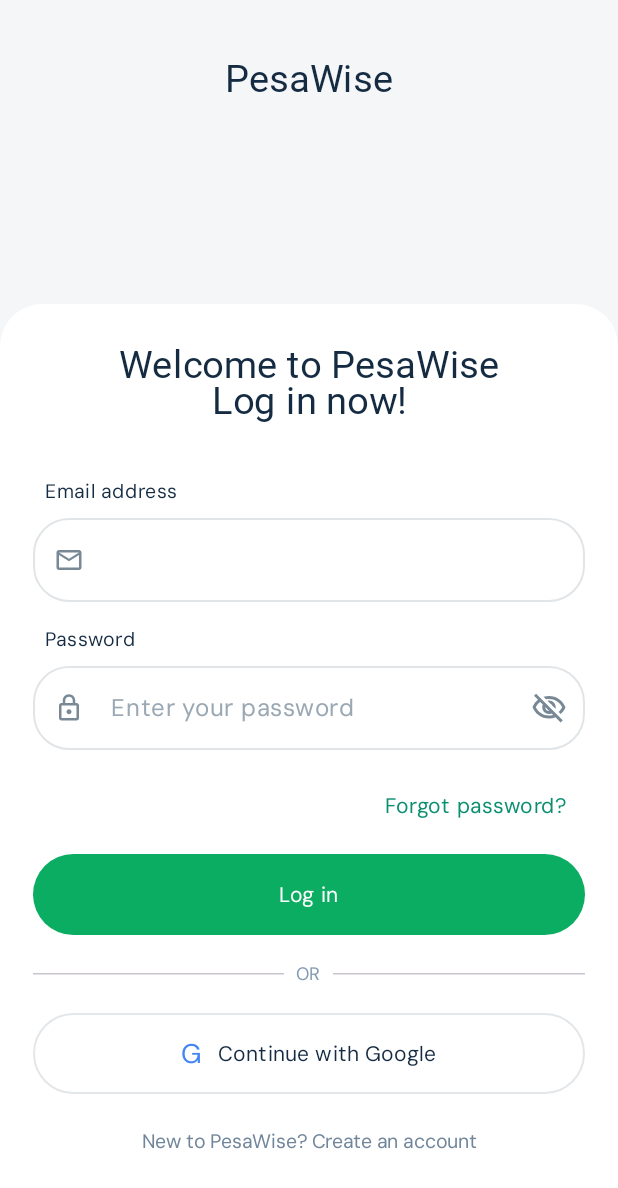
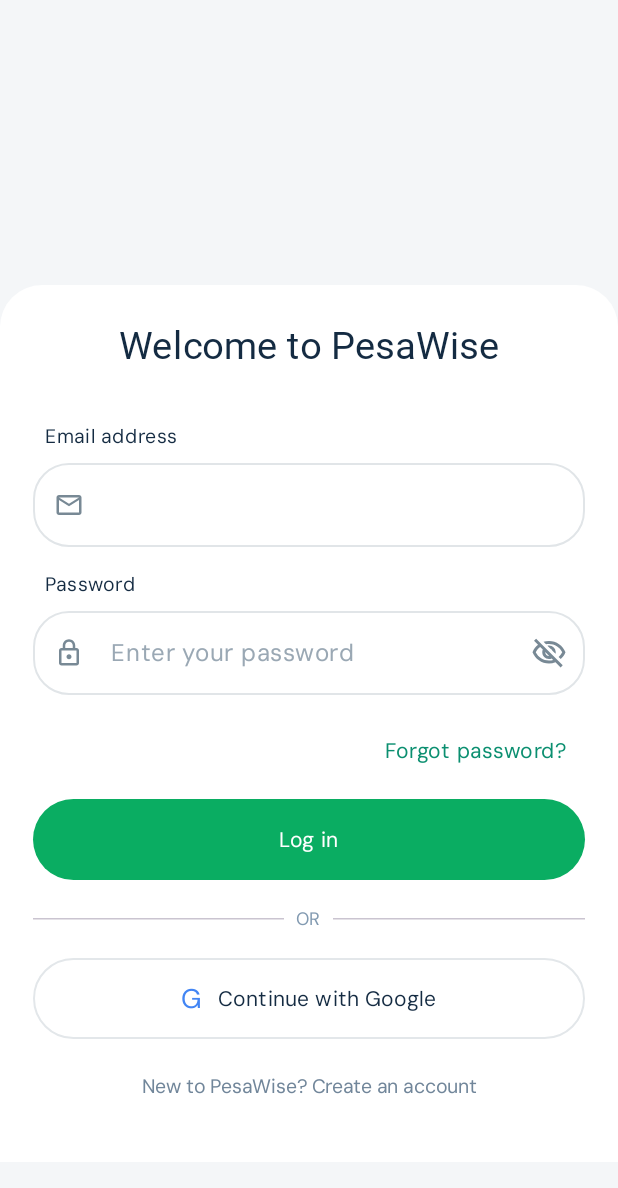
Before and after one commit to mimathad27/PesaWise, an Android app built with Jetpack Compose: the screen it shows after launch (MainActivity), after a tap on "Skip", on a phone screen of 412 x 824 dp. Shown: the top 1188 px of the screen. Run offline under Robolectric (Android 15) with nearby library versions, the phone set to English and light mode, and no system bars; our stand-ins replace Firebase (no records; nobody signed in at launch, a user with empty details on screens opened directly); Roboto replaces fonts that are not available here; 1 other tap on this screen came first.

Commit message:
remove some elements on onboarding page and auth pages

```diff
--- a/app/src/main/java/com/pesawise/app/ui/OnboardingScreen.kt
+++ b/app/src/main/java/com/pesawise/app/ui/OnboardingScreen.kt
@@ -89,14 +89,8 @@ fun OnboardingScreen(onComplete: () -> Unit) {
             modifier = Modifier.fillMaxSize().padding(horizontal = 28.dp, vertical = 20.dp),
             horizontalAlignment = Alignment.CenterHorizontally
         ) {
-            Row(Modifier.fillMaxWidth(), horizontalArrangement = Arrangement.SpaceBetween, verticalAlignment = Alignment.CenterVertically) {
-                Row(verticalAlignment = Alignment.CenterVertically) {
-                    Box(Modifier.size(40.dp).clip(RoundedCornerShape(13.dp)).background(OnboardingGreen), Alignment.Center) {
-                        Text("P", color = Color.White, fontSize = 24.sp, fontWeight = FontWeight.Bold)
-                    }
-                    Text("  PesaWise", color = OnboardingNavy, fontSize = 20.sp, fontWeight = FontWeight.Bold)
-                }
-                if (!isWelcome) {
+            if (!isWelcome) {
+                Row(Modifier.fillMaxWidth(), horizontalArrangement = Arrangement.End, verticalAlignment = Alignment.CenterVertically) {
                     TextButton(onClick = onComplete) { Text("Skip", color = OnboardingSlate) }
                 }
             }
--- a/app/src/main/java/com/pesawise/app/ui/PesaWiseApp.kt
+++ b/app/src/main/java/com/pesawise/app/ui/PesaWiseApp.kt
@@ -56,9 +56,7 @@ fun PesaWiseApp(viewModel: AuthViewModel) {
             modifier = Modifier.fillMaxSize().verticalScroll(rememberScrollState()),
             horizontalAlignment = Alignment.CenterHorizontally
         ) {
-            Spacer(Modifier.height(38.dp))
-            Text("PesaWise", fontSize = 25.sp, fontWeight = FontWeight.Medium, color = Navy, fontFamily = PesaInterFontFamily)
-            Spacer(Modifier.height(135.dp))
+            Spacer(Modifier.height(190.dp))
 
             Card(
                 modifier = Modifier.fillMaxWidth(),
@@ -67,7 +65,7 @@ fun PesaWiseApp(viewModel: AuthViewModel) {
             ) {
                 Column(Modifier.fillMaxWidth().padding(horizontal = 22.dp, vertical = 26.dp)) {
                     Text(
-                        if (state.isForgotPassword) "Forgot password?" else if (state.isSignUp) "Create an Account?" else "Welcome to PesaWise\nLog in now!",
+                        if (state.isForgotPassword) "Forgot password?" else if (state.isSignUp) "Create an Account?" else "Welcome to PesaWise",
                         modifier = Modifier.fillMaxWidth(), fontSize = 25.sp,
                         fontWeight = FontWeight.SemiBold, color = Navy, textAlign = TextAlign.Center, fontFamily = PesaInterFontFamily
                     )
```
